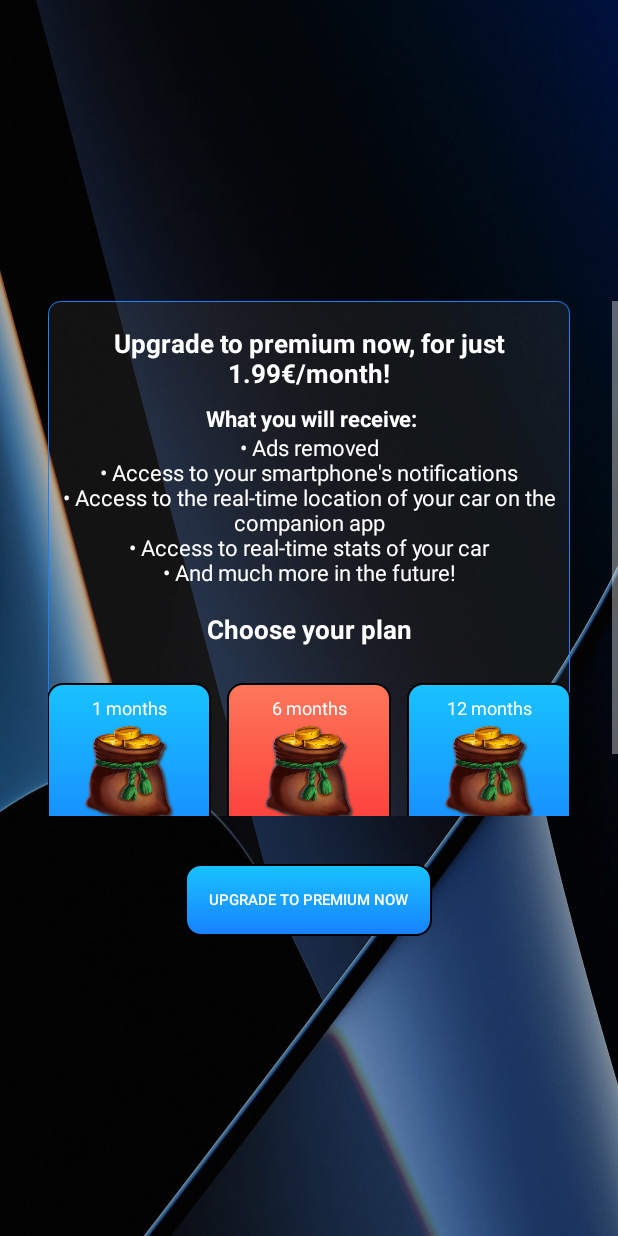
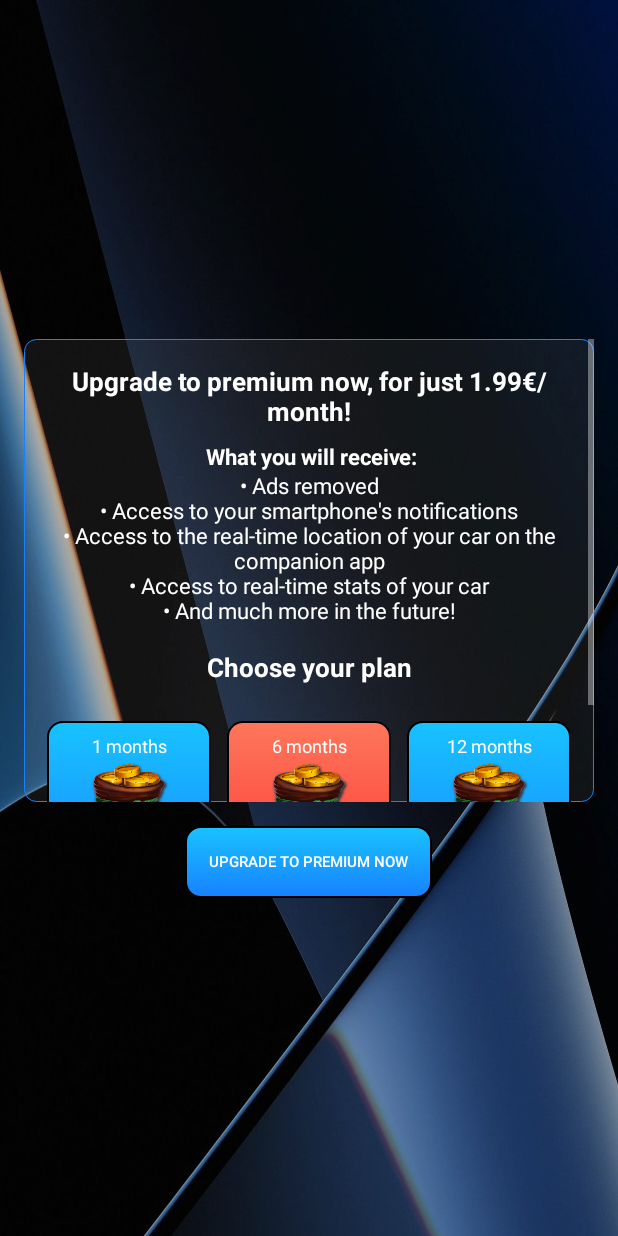
Before and after one commit to simonediberardino/DIB-Car-Launcher, an Android app: the CheckoutActivity screen opened directly, with no data from a screen before it, on a phone screen of 412 x 824 dp. Run offline under Robolectric (Android 15) with nearby library versions, the phone set to English and light mode, and no system bars; libraries missing offline, so code that uses them is left out: androidmads.library.qrgenearator, com.github.kittinunf.fuel, com.github.kittinunf.result, com.stripe.android, org.apache.commons; Roboto replaces fonts that are not available here; 2 statements that could not run were skipped.

Commit message:
- Toast size decreased - Checkout_plan.xml restyled - Fixed app not updating speed and address

```diff
--- a/app/src/main/java/com/mini/infotainment/UI/CustomToast.kt
+++ b/app/src/main/java/com/mini/infotainment/UI/CustomToast.kt
@@ -65,7 +65,7 @@ class CustomToast(val text: String, val activity: SActivity) {
         toastIW.id = R.id.custom_toast_iw
 
         val toastTW = TextView(activity)
-        toastTW.textSize = 17f
+        toastTW.textSize = 15f
         toastTW.setTextColor(Color.WHITE)
         toastTW.id = R.id.custom_toast_tw
         toastTW.setPadding(16, 0, 0, 0)
--- a/app/src/main/java/com/mini/infotainment/activities/stats/tab/StatsMonth.kt
+++ b/app/src/main/java/com/mini/infotainment/activities/stats/tab/StatsMonth.kt
@@ -65,7 +65,7 @@ class StatsMonth(override val ctx: ActivityStats) : StatsTab() {
         val title = ctx.getString(R.string.dist_trav)
         val description =
             ctx.getString(R.string.total_km)
-                .replace("{tot}", totalDistTrav.toString())
+                .replace("{tot}", totalDistTrav.toInt().toString())
 
         super.addChart(
             StatsChart(
--- a/app/src/main/java/com/mini/infotainment/activities/stats/tab/StatsWeek.kt
+++ b/app/src/main/java/com/mini/infotainment/activities/stats/tab/StatsWeek.kt
@@ -66,7 +66,7 @@ class StatsWeek(override val ctx: ActivityStats) : StatsTab() {
         val title = ctx.getString(R.string.dist_trav)
         val description =
             ctx.getString(R.string.total_km)
-                .replace("{tot}", totalDistTrav.toString())
+                .replace("{tot}", totalDistTrav.toInt().toString())
 
         super.addChart(
             StatsChart(
--- a/app/src/main/java/com/mini/infotainment/support/SActivity.kt
+++ b/app/src/main/java/com/mini/infotainment/support/SActivity.kt
@@ -33,6 +33,7 @@ open class SActivity : AppCompatActivity() {
         lateinit var lastActivity: SActivity
         @SuppressLint("StaticFieldLeak")
         lateinit var gpsManager: GPSManager
+        val isGpsManagerInitializated get() = ::gpsManager.isInitialized
     }
 
     override fun onCreate(savedInstanceState: Bundle?) {
--- a/app/src/main/res/layout/activity_checkout.xml
+++ b/app/src/main/res/layout/activity_checkout.xml
@@ -18,15 +18,15 @@
 
         <ScrollView
             android:layout_width="match_parent"
-            android:layout_height="500px">
+            android:layout_height="450px"
+            android:layout_marginLeft="16dp"
+            android:layout_marginRight="16dp"
+            android:background="@drawable/blue_border">
 
             <LinearLayout
                 android:id="@+id/linearLayout2"
                 android:layout_width="match_parent"
                 android:layout_height="wrap_content"
-                android:layout_marginStart="32dp"
-                android:layout_marginEnd="32dp"
-                android:background="@drawable/blue_border"
                 android:orientation="vertical">
 
                 <ScrollView
@@ -132,7 +132,7 @@
             android:layout_width="wrap_content"
             android:layout_height="wrap_content"
             android:layout_gravity="center"
-            android:layout_marginTop="32dp"
+            android:layout_marginTop="16dp"
             android:alpha="1"
             android:background="@drawable/blue_button"
             android:padding="24px"
```
Also changed, not shown: app/src/main/java/com/mini/infotainment/activities/home/HomeActivity.kt (+8 -0 lines), app/src/main/java/com/mini/infotainment/activities/maps/MapsActivity.kt (+3 -5 lines), app/src/main/java/com/mini/infotainment/activities/stats/ActivityStats.kt (+2 -38 lines).
